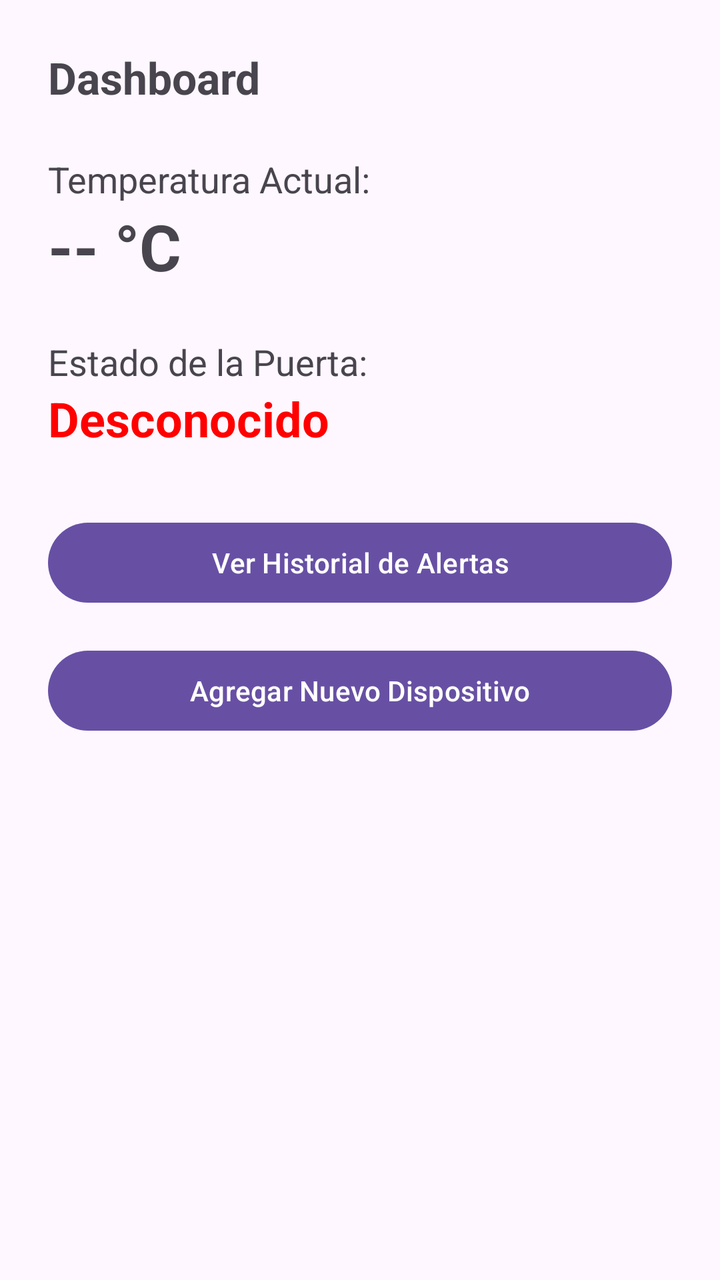
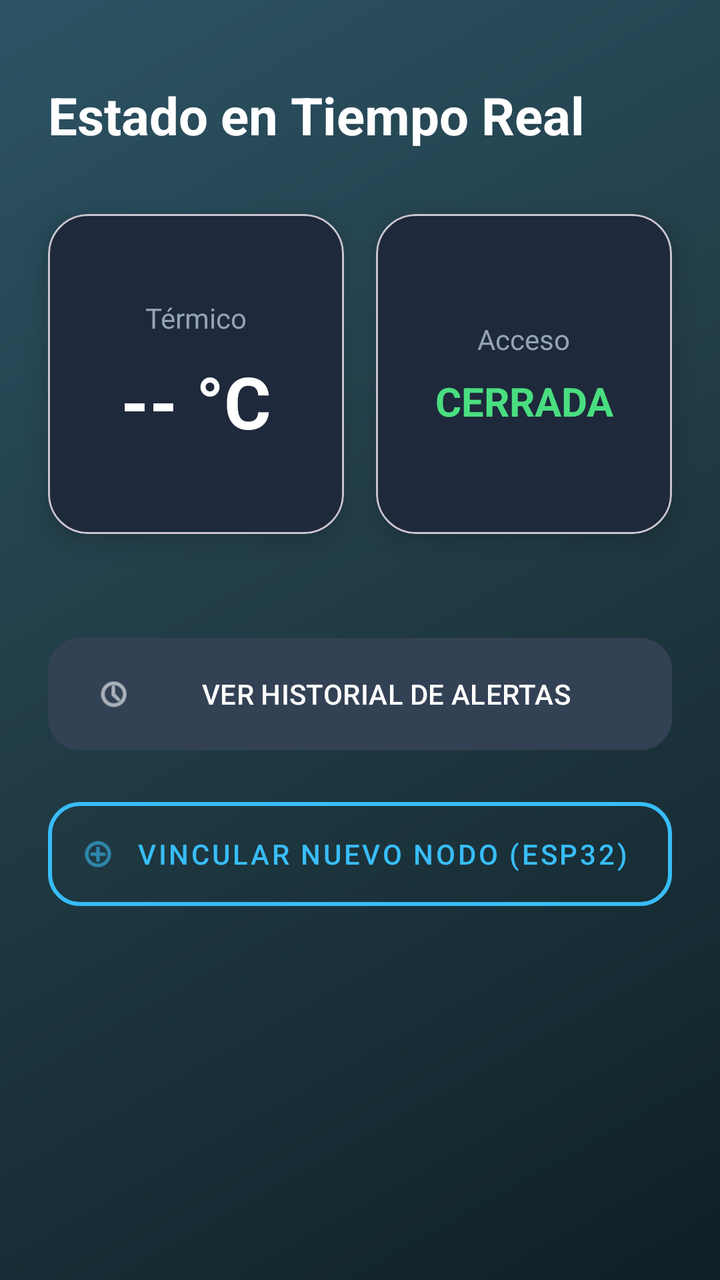

Two renders of the same Android screen: before a commit and after it. Below are the layout's source before the change and the commit's diff.
<!-- AndroidManifest.xml: application theme Theme.Material3.DayNight.NoActionBar -->
<!-- res/layout/activity_main.xml -->
<?xml version="1.0" encoding="utf-8"?>
<LinearLayout xmlns:android="http://schemas.android.com/apk/res/android"
    android:layout_width="match_parent"
    android:layout_height="match_parent"
    android:orientation="vertical"
    android:padding="24dp">

    <TextView
        android:layout_width="wrap_content"
        android:layout_height="wrap_content"
        android:text="Dashboard"
        android:textSize="22sp"
        android:textStyle="bold"
        android:layout_marginBottom="24dp"/>

    <TextView
        android:layout_width="wrap_content"
        android:layout_height="wrap_content"
        android:text="Temperatura Actual:"
        android:textSize="18sp"/>

    <TextView
        android:id="@+id/tvTemperatura"
        android:layout_width="wrap_content"
        android:layout_height="wrap_content"
        android:text="-- °C"
        android:textSize="32sp"
        android:textStyle="bold"
        android:layout_marginBottom="24dp"/>

    <TextView
        android:layout_width="wrap_content"
        android:layout_height="wrap_content"
        android:text="Estado de la Puerta:"
        android:textSize="18sp"/>

    <TextView
        android:id="@+id/tvEstadoPuerta"
        android:layout_width="wrap_content"
        android:layout_height="wrap_content"
        android:text="Desconocido"
        android:textSize="24sp"
        android:textStyle="bold"
        android:textColor="#FF0000"
        android:layout_marginBottom="32dp"/>

    <Button
        android:id="@+id/btnHistorial"
        android:layout_width="match_parent"
        android:layout_height="wrap_content"
        android:text="Ver Historial de Alertas"
        android:layout_marginBottom="16dp"/>

    <Button
        android:id="@+id/btnAgregarDispositivo"
        android:layout_width="match_parent"
        android:layout_height="wrap_content"
        android:text="Agregar Nuevo Dispositivo"/>
</LinearLayout>
<!-- resources referenced by this layout -->
<resources>

</resources>

<!-- the commit's change to res/layout/activity_main.xml (unified diff, before → after) -->
@@ -1,59 +1,132 @@
 <?xml version="1.0" encoding="utf-8"?>
-<LinearLayout xmlns:android="http://schemas.android.com/apk/res/android"
+<androidx.constraintlayout.widget.ConstraintLayout xmlns:android="http://schemas.android.com/apk/res/android"
+    xmlns:app="http://schemas.android.com/apk/res-auto"
     android:layout_width="match_parent"
     android:layout_height="match_parent"
-    android:orientation="vertical"
-    android:padding="24dp">
+    android:background="@drawable/bg_tecnologico">
 
+    
     <TextView
+        android:id="@+id/tvHeader"
         android:layout_width="wrap_content"
         android:layout_height="wrap_content"
-        android:text="Dashboard"
-        android:textSize="22sp"
+        android:layout_marginTop="40dp"
+        android:layout_marginStart="24dp"
+        android:text="Estado en Tiempo Real"
+        android:textColor="#FFFFFF"
+        android:textSize="26sp"
         android:textStyle="bold"
-        android:layout_marginBottom="24dp"/>
+        app:layout_constraintStart_toStartOf="parent"
+        app:layout_constraintTop_toTopOf="parent" />
 
-    <TextView
-        android:layout_width="wrap_content"
-        android:layout_height="wrap_content"
-        android:text="Temperatura Actual:"
-        android:textSize="18sp"/>
+    <com.google.android.material.card.MaterialCardView
+        android:id="@+id/cardTemp"
+        android:layout_width="0dp"
+        android:layout_height="160dp"
+        android:layout_marginStart="24dp"
+        android:layout_marginEnd="8dp"
+        android:layout_marginTop="32dp"
+        app:cardBackgroundColor="#1E293B"
+        app:cardCornerRadius="20dp"
+        app:cardElevation="8dp"
+        app:layout_constraintEnd_toStartOf="@+id/cardPuerta"
+        app:layout_constraintStart_toStartOf="parent"
+        app:layout_constraintTop_toBottomOf="@id/tvHeader">
 
-    <TextView
-        android:id="@+id/tvTemperatura"
-        android:layout_width="wrap_content"
-        android:layout_height="wrap_content"
-        android:text="-- °C"
-        android:textSize="32sp"
-        android:textStyle="bold"
-        android:layout_marginBottom="24dp"/>
+        <LinearLayout
+            android:layout_width="match_parent"
+            android:layout_height="match_parent"
+            android:gravity="center"
+            android:orientation="vertical">
 
-    <TextView
-        android:layout_width="wrap_content"
-        android:layout_height="wrap_content"
-        android:text="Estado de la Puerta:"
-        android:textSize="18sp"/>
+            <TextView
+                android:layout_width="wrap_content"
+                android:layout_height="wrap_content"
+                android:text="Térmico"
+                android:textColor="#94A3B8"
+                android:textSize="14sp" />
 
-    <TextView
-        android:id="@+id/tvEstadoPuerta"
-        android:layout_width="wrap_content"
-        android:layout_height="wrap_content"
-        android:text="Desconocido"
-        android:textSize="24sp"
-        android:textStyle="bold"
-        android:textColor="#FF0000"
-        android:layout_marginBottom="32dp"/>
+            <TextView
+                android:id="@+id/tvTemperatura"
+                android:layout_width="wrap_content"
+                android:layout_height="wrap_content"
+                android:layout_marginTop="8dp"
+                android:text="-- °C"
+                android:textColor="#FFFFFF"
+                android:textSize="36sp"
+                android:textStyle="bold" />
+        </LinearLayout>
+    </com.google.android.material.card.MaterialCardView>
 
-    <Button
+    
+    <com.google.android.material.card.MaterialCardView
+        android:id="@+id/cardPuerta"
+        android:layout_width="0dp"
+        android:layout_height="160dp"
+        android:layout_marginStart="8dp"
+        android:layout_marginEnd="24dp"
+        android:layout_marginTop="32dp"
+        app:cardBackgroundColor="#1E293B"
+        app:cardCornerRadius="20dp"
+        app:cardElevation="8dp"
+        app:layout_constraintEnd_toEndOf="parent"
+        app:layout_constraintStart_toEndOf="@id/cardTemp"
+        app:layout_constraintTop_toBottomOf="@id/tvHeader">
+
+        <LinearLayout
+            android:layout_width="match_parent"
+            android:layout_height="match_parent"
+            android:gravity="center"
+            android:orientation="vertical"
+            android:padding="8dp">
+
+            <TextView
+                android:layout_width="wrap_content"
+                android:layout_height="wrap_content"
+                android:text="Acceso"
+                android:textColor="#94A3B8"
+                android:textSize="14sp" />
+
+            <TextView
+                android:id="@+id/tvEstadoPuerta"
+                android:layout_width="wrap_content"
+                android:layout_height="wrap_content"
+                android:layout_marginTop="8dp"
+                android:text="CERRADA"
+                android:textColor="#4ADE80"
+                android:textSize="20sp"
+                android:textStyle="bold"
+                android:gravity="center" />
+        </LinearLayout>
+    </com.google.android.material.card.MaterialCardView>
+
+    
+    <com.google.android.material.button.MaterialButton
         android:id="@+id/btnHistorial"
         android:layout_width="match_parent"
-        android:layout_height="wrap_content"
-        android:text="Ver Historial de Alertas"
-        android:layout_marginBottom="16dp"/>
+        android:layout_height="64dp"
+        android:layout_marginHorizontal="24dp"
+        android:layout_marginTop="48dp"
+        android:backgroundTint="#334155"
+        android:text="VER HISTORIAL DE ALERTAS"
+        app:icon="@android:drawable/ic_menu_recent_history"
+        app:cornerRadius="16dp"
+        app:layout_constraintTop_toBottomOf="@id/cardTemp" />
 
-    <Button
+    <com.google.android.material.button.MaterialButton
         android:id="@+id/btnAgregarDispositivo"
+        style="@style/Widget.MaterialComponents.Button.OutlinedButton"
         android:layout_width="match_parent"
-        android:layout_height="wrap_content"
-        android:text="Agregar Nuevo Dispositivo"/>
-</LinearLayout>
+        android:layout_height="64dp"
+        android:layout_marginHorizontal="24dp"
+        android:layout_marginTop="16dp"
+        android:text="VINCULAR NUEVO NODO (ESP32)"
+        android:textColor="#38BDF8"
+        app:strokeColor="#38BDF8"
+        app:strokeWidth="2dp"
+        app:icon="@android:drawable/ic_menu_add"
+        app:iconTint="#38BDF8"
+        app:cornerRadius="16dp"
+        app:layout_constraintTop_toBottomOf="@id/btnHistorial" />
+
+</androidx.constraintlayout.widget.ConstraintLayout>
<!-- resource entries referenced after the edit -->
@@ -1,5 +1,14 @@
 <!-- resources referenced by this layout -->
 <resources>
-
+  <!-- drawable bg_tecnologico (drawable) -->
+  <?xml version="1.0" encoding="utf-8"?>
+  <shape xmlns:android="http://schemas.android.com/apk/res/android">
+      <gradient
+          android:angle="135"
+          android:startColor="#0F2027"
+          android:centerColor="#203A43"
+          android:endColor="#2C5364"
+          android:type="linear" />
+  </shape>
 </resources>
 
